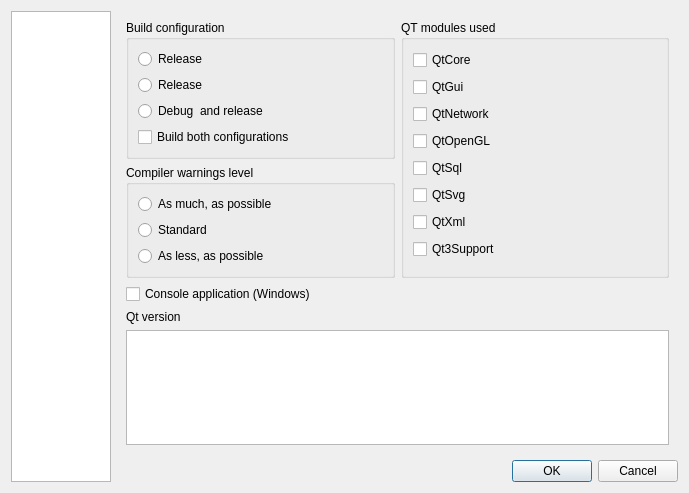
This is v2/branches/xupmanager/settings/beginnersettings.ui in testmana2/mks as Qt 5 draws it before an edit. The edited form follows.
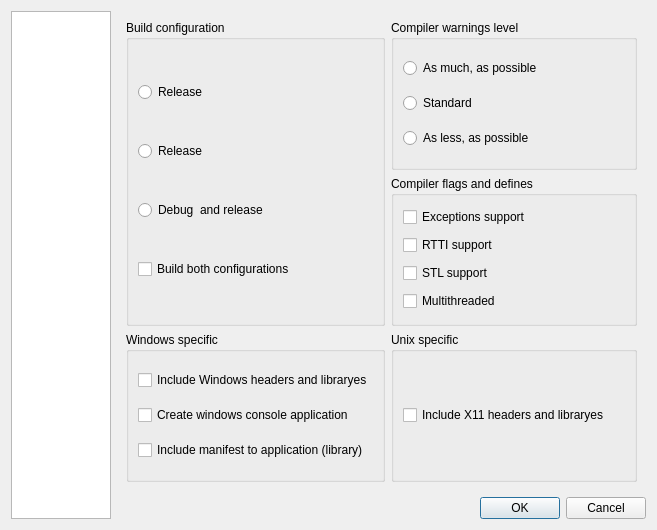
This is the edited form. The open tabs and pages were chosen to show the change. Custom widgets are drawn as their Qt base class.

Commit message: Development of Simple QMake project editor

What changed in the file:
```diff
--- a/v2/branches/xupmanager/settings/beginnersettings.ui
+++ b/v2/branches/xupmanager/settings/beginnersettings.ui
@@ -5,20 +5,20 @@
    <rect>
     <x>0</x>
     <y>0</y>
-    <width>689</width>
-    <height>493</height>
+    <width>657</width>
+    <height>530</height>
    </rect>
   </property>
   <property name="minimumSize" >
    <size>
-    <width>689</width>
-    <height>493</height>
+    <width>0</width>
+    <height>0</height>
    </size>
   </property>
   <property name="maximumSize" >
    <size>
-    <width>689</width>
-    <height>493</height>
+    <width>16777215</width>
+    <height>16777215</height>
    </size>
   </property>
   <property name="windowTitle" >
@@ -45,7 +45,7 @@
     </widget>
    </item>
    <item>
-    <layout class="QVBoxLayout" name="verticalLayout_8" >
+    <layout class="QVBoxLayout" name="verticalLayout_11" >
      <item>
       <widget class="QStackedWidget" name="stackedWidget" >
        <property name="currentIndex" >
@@ -135,6 +135,36 @@
            </item>
           </layout>
          </item>
+         <item>
+          <widget class="QGroupBox" name="groupBox_10" >
+           <property name="title" >
+            <string>Macintosh specific options</string>
+           </property>
+           <layout class="QVBoxLayout" name="verticalLayout_8" >
+            <item>
+             <widget class="QCheckBox" name="mBuildForX86" >
+              <property name="text" >
+               <string>Build version for x86</string>
+              </property>
+             </widget>
+            </item>
+            <item>
+             <widget class="QCheckBox" name="mBuildForPPC" >
+              <property name="text" >
+               <string>Build for PowerPC</string>
+              </property>
+             </widget>
+            </item>
+            <item>
+             <widget class="QCheckBox" name="mCreateBundle" >
+              <property name="text" >
+               <string>Create a bundle</string>
+              </property>
+             </widget>
+            </item>
+           </layout>
+          </widget>
+         </item>
          <item>
           <spacer name="verticalSpacer" >
            <property name="orientation" >
@@ -155,84 +185,13 @@
          <rect>
           <x>0</x>
           <y>0</y>
-          <width>563</width>
-          <height>434</height>
+          <width>531</width>
+          <height>471</height>
          </rect>
         </property>
         <layout class="QVBoxLayout" name="verticalLayout_6" >
          <item>
           <layout class="QHBoxLayout" name="horizontalLayout_3" >
-           <item>
-            <layout class="QVBoxLayout" name="verticalLayout_5" >
-             <item>
-              <widget class="QGroupBox" name="groupBox_2" >
-               <property name="title" >
-                <string>Build configuration</string>
-               </property>
-               <layout class="QVBoxLayout" name="verticalLayout_3" >
-                <item>
-                 <widget class="QRadioButton" name="mReleaseConfig" >
-                  <property name="text" >
-                   <string>Release</string>
-                  </property>
-                 </widget>
-                </item>
-                <item>
-                 <widget class="QRadioButton" name="mDebugConfig" >
-                  <property name="text" >
-                   <string>Release</string>
-                  </property>
-                 </widget>
-                </item>
-                <item>
-                 <widget class="QRadioButton" name="mDebugAndReleaseConfig" >
-                  <property name="text" >
-                   <string>Debug  and release</string>
-                  </property>
-                 </widget>
-                </item>
-                <item>
-                 <widget class="QCheckBox" name="mBothConfigs" >
-                  <property name="text" >
-                   <string>Build both configurations</string>
-                  </property>
-                 </widget>
-                </item>
-               </layout>
-              </widget>
-             </item>
-             <item>
-              <widget class="QGroupBox" name="groupBox_3" >
-               <property name="title" >
-                <string>Compiler warnings level</string>
-               </property>
-               <layout class="QVBoxLayout" name="verticalLayout_2" >
-                <item>
-                 <widget class="QRadioButton" name="mWarnOn" >
-                  <property name="text" >
-                   <string>As much, as possible</string>
-                  </property>
-                 </widget>
-                </item>
-                <item>
-                 <widget class="QRadioButton" name="mWarnNotSet" >
-                  <property name="text" >
-                   <string>Standard</string>
-                  </property>
-                 </widget>
-                </item>
-                <item>
-                 <widget class="QRadioButton" name="mWarnOff" >
-                  <property name="text" >
-                   <string>As less, as possible</string>
-                  </property>
-                 </widget>
-                </item>
-               </layout>
-              </widget>
-             </item>
-            </layout>
-           </item>
            <item>
             <widget class="QGroupBox" name="groupBox_4" >
              <property name="title" >
@@ -298,15 +257,51 @@
              </layout>
             </widget>
            </item>
+           <item>
+            <widget class="QGroupBox" name="groupBox_6" >
+             <property name="title" >
+              <string>Other modules</string>
+             </property>
+             <layout class="QVBoxLayout" name="verticalLayout_5" >
+              <item>
+               <widget class="QCheckBox" name="mOpenGL" >
+                <property name="text" >
+                 <string>OpenGL</string>
+                </property>
+               </widget>
+              </item>
+              <item>
+               <widget class="QCheckBox" name="mPhonon" >
+                <property name="text" >
+                 <string>Phonon</string>
+                </property>
+               </widget>
+              </item>
+              <item>
+               <widget class="QCheckBox" name="mWebkit" >
+                <property name="text" >
+                 <string>Webkit</string>
+                </property>
+               </widget>
+              </item>
+              <item>
+               <spacer name="verticalSpacer_2" >
+                <property name="orientation" >
+                 <enum>Qt::Vertical</enum>
+                </property>
+                <property name="sizeHint" stdset="0" >
+                 <size>
+                  <width>20</width>
+                  <height>116</height>
+                 </size>
+                </property>
+               </spacer>
+              </item>
+             </layout>
+            </widget>
+           </item>
           </layout>
          </item>
-         <item>
-          <widget class="QCheckBox" name="mConfigConsole" >
-           <property name="text" >
-            <string>Console application (Windows)</string>
-           </property>
-          </widget>
-         </item>
          <item>
           <widget class="QLabel" name="label_3" >
            <property name="text" >
@@ -319,6 +314,168 @@
          </item>
         </layout>
        </widget>
+       <widget class="QWidget" name="Build_options" >
+        <property name="geometry" >
+         <rect>
+          <x>0</x>
+          <y>0</y>
+          <width>531</width>
+          <height>471</height>
+         </rect>
+        </property>
+        <layout class="QGridLayout" name="gridLayout" >
+         <item rowspan="2" row="0" column="0" >
+          <widget class="QGroupBox" name="groupBox_2" >
+           <property name="title" >
+            <string>Build configuration</string>
+           </property>
+           <layout class="QVBoxLayout" name="verticalLayout_3" >
+            <item>
+             <widget class="QRadioButton" name="mReleaseConfig" >
+              <property name="text" >
+               <string>Release</string>
+              </property>
+             </widget>
+            </item>
+            <item>
+             <widget class="QRadioButton" name="mDebugConfig" >
+              <property name="text" >
+               <string>Release</string>
+              </property>
+             </widget>
+            </item>
+            <item>
+             <widget class="QRadioButton" name="mDebugAndReleaseConfig" >
+              <property name="text" >
+               <string>Debug  and release</string>
+              </property>
+             </widget>
+            </item>
+            <item>
+             <widget class="QCheckBox" name="mBothConfigs" >
+              <property name="text" >
+               <string>Build both configurations</string>
+              </property>
+             </widget>
+            </item>
+           </layout>
+          </widget>
+         </item>
+         <item row="0" column="1" >
+          <widget class="QGroupBox" name="groupBox_3" >
+           <property name="title" >
+            <string>Compiler warnings level</string>
+           </property>
+           <layout class="QVBoxLayout" name="verticalLayout_2" >
+            <item>
+             <widget class="QRadioButton" name="mWarnOn" >
+              <property name="text" >
+               <string>As much, as possible</string>
+              </property>
+             </widget>
+            </item>
+            <item>
+             <widget class="QRadioButton" name="mWarnNotSet" >
+              <property name="text" >
+               <string>Standard</string>
+              </property>
+             </widget>
+            </item>
+            <item>
+             <widget class="QRadioButton" name="mWarnOff" >
+              <property name="text" >
+               <string>As less, as possible</string>
+              </property>
+             </widget>
+            </item>
+           </layout>
+          </widget>
+         </item>
+         <item row="1" column="1" >
+          <widget class="QGroupBox" name="groupBox_7" >
+           <property name="title" >
+            <string>Compiler flags and defines</string>
+           </property>
+           <layout class="QVBoxLayout" name="verticalLayout_12" >
+            <item>
+             <widget class="QCheckBox" name="mExceptions" >
+              <property name="text" >
+               <string>Exceptions support</string>
+              </property>
+             </widget>
+            </item>
+            <item>
+             <widget class="QCheckBox" name="mRTTI" >
+              <property name="text" >
+               <string>RTTI support</string>
+              </property>
+             </widget>
+            </item>
+            <item>
+             <widget class="QCheckBox" name="mSTL" >
+              <property name="text" >
+               <string>STL support</string>
+              </property>
+             </widget>
+            </item>
+            <item>
+             <widget class="QCheckBox" name="mMultiThread" >
+              <property name="text" >
+               <string>Multithreaded</string>
+              </property>
+             </widget>
+            </item>
+           </layout>
+          </widget>
+         </item>
+         <item row="2" column="0" >
+          <widget class="QGroupBox" name="groupBox_8" >
+           <property name="title" >
+            <string>Windows specific</string>
+           </property>
+           <layout class="QVBoxLayout" name="verticalLayout_14" >
+            <item>
+             <widget class="QCheckBox" name="mConfigWindows" >
+              <property name="text" >
+               <string>Include Windows headers and libraryes</string>
+              </property>
+             </widget>
+            </item>
+            <item>
+             <widget class="QCheckBox" name="mConfigConsole" >
+              <property name="text" >
+               <string>Create windows console application</string>
+              </property>
+             </widget>
+            </item>
+            <item>
+             <widget class="QCheckBox" name="mConfigManifest" >
+              <property name="text" >
+               <string>Include manifest to application (library)</string>
+              </property>
+             </widget>
+            </item>
+           </layout>
+          </widget>
+         </item>
+         <item row="2" column="1" >
+          <widget class="QGroupBox" name="groupBox_9" >
+           <property name="title" >
+            <string>Unix specific</string>
+           </property>
+           <layout class="QVBoxLayout" name="verticalLayout_13" >
+            <item>
+             <widget class="QCheckBox" name="mX11" >
+              <property name="text" >
+               <string>Include X11 headers and libraryes</string>
+              </property>
+             </widget>
+            </item>
+           </layout>
+          </widget>
+         </item>
+        </layout>
+       </widget>
        <widget class="QWidget" name="Project_files" >
         <property name="geometry" >
          <rect>
```
Left out of the diff: 79 changed lines with no effect on the pictures.
